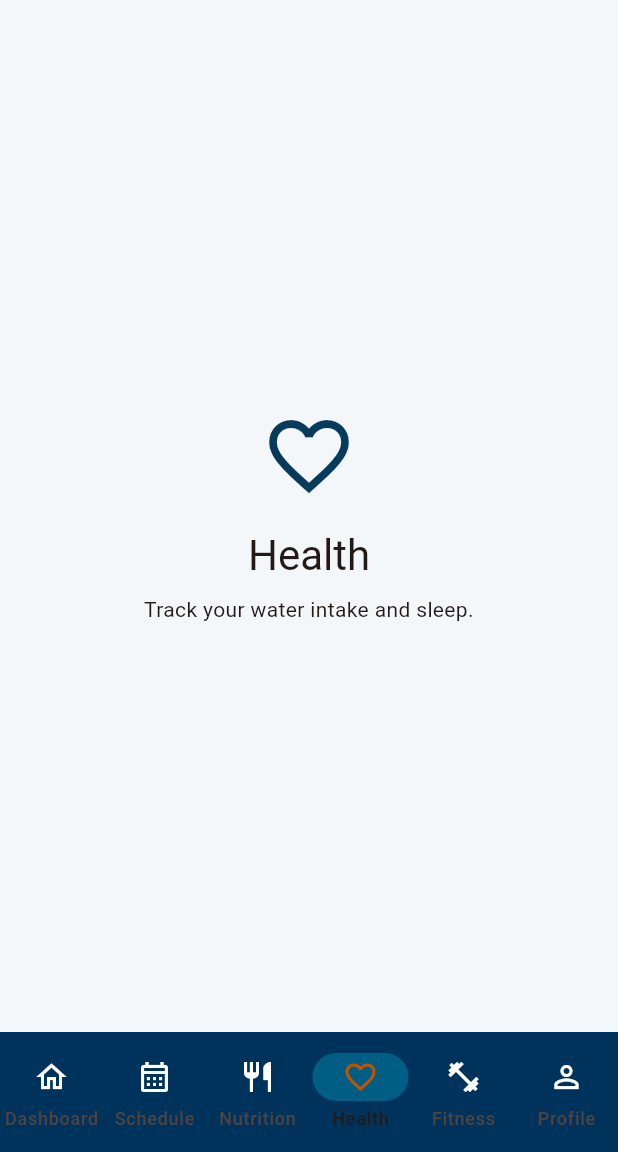
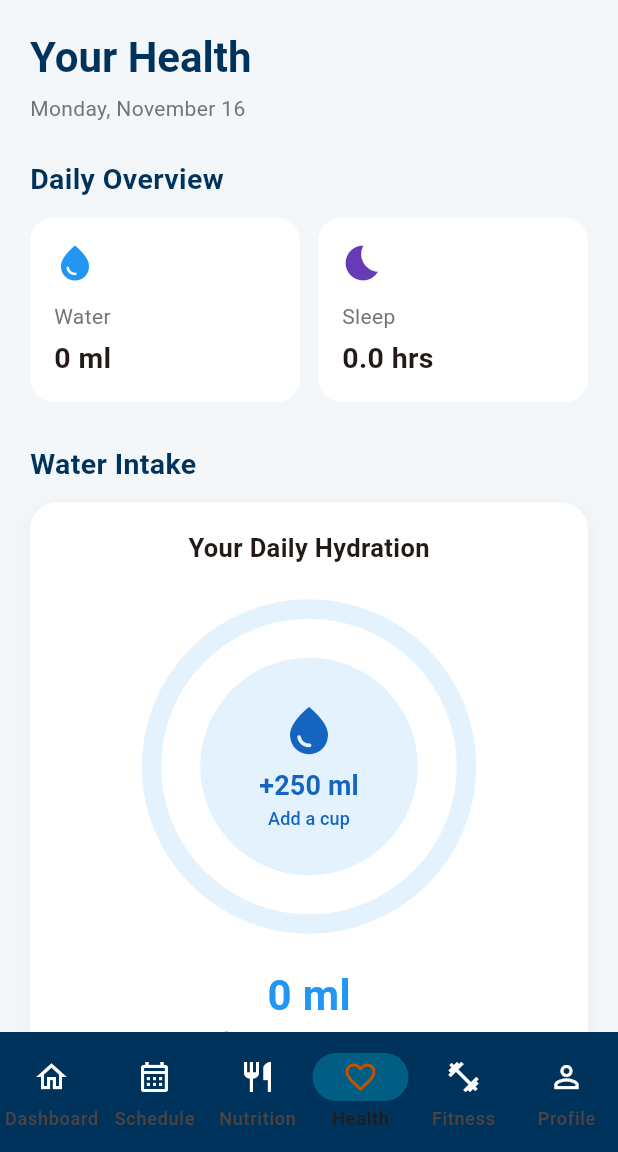
Before and after one commit to Suranjanp/trailblazers-mobile-app, a Flutter app: the MainScreen screen opened by its route, item 4 of the bottom bar chosen, on a phone screen of 412 x 824 dp, the part 84-1236 px from its top. Run offline on Flutter 3.47's test engine with Material 3 defaults, Android fonts, the phone set to English and light mode, and no system bars; our stand-ins replace firebase_auth, firebase_core, shared_preferences; accounts and stored records are empty.

Commit message:
Added Health screen with sleep and hydration

```diff
--- /dev/null
+++ b/lib/screens/health_screen.dart
@@ -0,0 +1,492 @@
+
+import 'package:flutter/material.dart';
+import 'package:intl/intl.dart';
+import 'package:test_ap_1/theme/app_colors.dart';
+
+class HealthScreen extends StatefulWidget {
+  const HealthScreen({super.key});
+
+  @override
+  State<HealthScreen> createState() => _HealthScreenState();
+}
+
+class _HealthScreenState extends State<HealthScreen> {
+  // Daily goals
+  final int waterGoal = 2000;
+  final double sleepGoal = 8.0;
+
+  // Current progress
+  int waterIntake = 0;
+  double sleepHours = 0;
+
+  // Add water
+  void _addWater(int amount) {
+    setState(() {
+      waterIntake += amount;
+    });
+  }
+
+  // Reset water
+  void _resetWater() {
+    setState(() {
+      waterIntake = 0;
+    });
+  }
+
+  // Record sleep
+  Future<void> _logSleep() async {
+    final controller = TextEditingController(
+      text: sleepHours == 0 ? '' : sleepHours.toString(),
+    );
+
+    final result = await showDialog<double>(
+      context: context,
+      builder: (context) => AlertDialog(
+        title: const Text('Log Sleep'),
+        content: TextField(
+          controller: controller,
+          keyboardType: const TextInputType.numberWithOptions(
+            decimal: true,
+          ),
+          decoration: const InputDecoration(
+            labelText: 'Hours slept',
+            hintText: 'Example: 7.5',
+            suffixText: 'hours',
+          ),
+        ),
+        actions: [
+          TextButton(
+            onPressed: () => Navigator.pop(context),
+            child: const Text('Cancel'),
+          ),
+          ElevatedButton(
+            onPressed: () {
+              final hours = double.tryParse(controller.text);
+
+              if (hours != null && hours > 0 && hours <= 24) {
+                Navigator.pop(context, hours);
+              }
+            },
+            child: const Text('Save'),
+          ),
+        ],
+      ),
+    );
+
+    controller.dispose();
+
+    if (result != null && mounted) {
+      setState(() {
+        sleepHours = result;
+      });
+    }
+  }
+
+  @override
+  Widget build(BuildContext context) {
+    final waterProgress = (waterIntake / waterGoal)
+        .clamp(0.0, 1.0)
+        .toDouble();
+
+    final sleepProgress = (sleepHours / sleepGoal)
+        .clamp(0.0, 1.0)
+        .toDouble();
+
+    final currentDate = DateFormat('EEEE, MMMM d')
+        .format(DateTime.now());
+
+    return SingleChildScrollView(
+      padding: const EdgeInsets.all(20),
+      child: Column(
+        crossAxisAlignment: CrossAxisAlignment.start,
+        children: [
+
+          // Header
+          Text(
+            'Your Health',
+            style: Theme.of(context).textTheme.headlineMedium?.copyWith(
+              fontWeight: FontWeight.bold,
+              color: AppColors.navigationNavy,
+            ),
+          ),
+
+          const SizedBox(height: 6),
+
+          Text(
+            currentDate,
+            style: TextStyle(
+              color: Colors.grey.shade600,
+              fontSize: 14,
+            ),
+          ),
+
+          const SizedBox(height: 24),
+
+          // Daily summary
+          _buildSectionTitle('Daily Overview'),
+
+          const SizedBox(height: 12),
+
+          Row(
+            children: [
+              Expanded(
+                child: _buildSummaryCard(
+                  icon: Icons.water_drop,
+                  title: 'Water',
+                  value: '$waterIntake ml',
+                  color: Colors.blue,
+                ),
+              ),
+
+              const SizedBox(width: 12),
+
+              Expanded(
+                child: _buildSummaryCard(
+                  icon: Icons.bedtime,
+                  title: 'Sleep',
+                  value: '${sleepHours.toStringAsFixed(1)} hrs',
+                  color: Colors.deepPurple,
+                ),
+              ),
+            ],
+          ),
+
+          const SizedBox(height: 28),
+
+
+// Water tracker
+_buildSectionTitle('Water Intake'),
+
+const SizedBox(height: 12),
+
+_buildTrackerCard(
+  child: Column(
+    children: [
+      const Text(
+        'Your Daily Hydration',
+        style: TextStyle(
+          fontSize: 17,
+          fontWeight: FontWeight.bold,
+        ),
+      ),
+
+      const SizedBox(height: 24),
+
+      // Circular water tracker
+      SizedBox(
+        width: 220,
+        height: 220,
+        child: Stack(
+          alignment: Alignment.center,
+          children: [
+            // Background circle
+            SizedBox(
+              width: 210,
+              height: 210,
+              child: CircularProgressIndicator(
+                value: 1.0,
+                strokeWidth: 13,
+                backgroundColor: Colors.transparent,
+                valueColor: AlwaysStoppedAnimation<Color>(
+                  Colors.blue.shade50,
+                ),
+              ),
+            ),
+
+            // Progress circle
+            SizedBox(
+              width: 210,
+              height: 210,
+              child: CircularProgressIndicator(
+                value: waterProgress,
+                strokeWidth: 13,
+                strokeCap: StrokeCap.round,
+                backgroundColor: Colors.transparent,
+                valueColor: const AlwaysStoppedAnimation<Color>(
+                  Colors.blue,
+                ),
+              ),
+            ),
+
+            // Center water button
+            SizedBox(
+              width: 145,
+              height: 145,
+              child: ElevatedButton(
+                onPressed: () => _addWater(250),
+                style: ElevatedButton.styleFrom(
+                  backgroundColor: Colors.blue.shade50,
+                  foregroundColor: Colors.blue.shade800,
+                  elevation: 0,
+                  shape: const CircleBorder(),
+                  padding: const EdgeInsets.all(12),
+                ),
+                child: const Column(
+                  mainAxisAlignment: MainAxisAlignment.center,
+                  children: [
+                    Icon(
+                      Icons.water_drop,
+                      size: 38,
+                    ),
+                    SizedBox(height: 5),
+                    Text(
+                      '+250 ml',
+                      style: TextStyle(
+                        fontSize: 18,
+                        fontWeight: FontWeight.bold,
+                      ),
+                    ),
+                    Text(
+                      'Add a cup',
+                      style: TextStyle(fontSize: 12),
+                    ),
+                  ],
+                ),
+              ),
+            ),
+          ],
+        ),
+      ),
+
+      const SizedBox(height: 22),
+
+      Text(
+        '$waterIntake ml',
+        style: const TextStyle(
+          fontSize: 28,
+          fontWeight: FontWeight.bold,
+          color: Colors.blue,
+        ),
+      ),
+
+      Text(
+        'of $waterGoal ml daily goal',
+        style: TextStyle(
+          color: Colors.grey.shade600,
+          fontSize: 14,
+        ),
+      ),
+
+      const SizedBox(height: 16),
+
+      Text(
+        waterIntake >= waterGoal
+            ? 'Daily water goal reached!'
+            : '${waterGoal - waterIntake} ml remaining',
+        style: const TextStyle(
+          color: Colors.blue,
+          fontWeight: FontWeight.w600,
+        ),
+      ),
+
+      const SizedBox(height: 12),
+
+      TextButton.icon(
+        onPressed: _resetWater,
+        icon: const Icon(Icons.refresh),
+        label: const Text('Reset water intake'),
+      ),
+    ],
+  ),
+),
+
+
+
+// Sleep tracker
+_buildSectionTitle('Sleep Tracking'),
+
+const SizedBox(height: 12),
+
+_buildTrackerCard(
+  child: Column(
+    crossAxisAlignment: CrossAxisAlignment.center,
+    children: [
+      const Icon(
+        Icons.bedtime,
+        color: Colors.deepPurple,
+        size: 38,
+      ),
+
+      const SizedBox(height: 12),
+
+      const Text(
+        "Last Night's Sleep",
+        style: TextStyle(
+          fontSize: 17,
+          fontWeight: FontWeight.bold,
+        ),
+      ),
+
+      const SizedBox(height: 18),
+
+      Text(
+        '${sleepHours.toStringAsFixed(1)} hours',
+        style: const TextStyle(
+          fontSize: 30,
+          fontWeight: FontWeight.bold,
+          color: Colors.deepPurple,
+        ),
+      ),
+
+      const SizedBox(height: 14),
+
+      ClipRRect(
+        borderRadius: BorderRadius.circular(20),
+        child: LinearProgressIndicator(
+          value: sleepProgress,
+          minHeight: 14,
+          backgroundColor: Colors.deepPurple.shade50,
+          color: Colors.deepPurple,
+        ),
+      ),
+
+      const SizedBox(height: 10),
+
+      Text(
+        'Daily goal: ${sleepGoal.toStringAsFixed(0)} hours',
+        style: TextStyle(
+          color: Colors.grey.shade600,
+        ),
+      ),
+
+      const SizedBox(height: 20),
+
+      SizedBox(
+        width: double.infinity,
+        child: ElevatedButton.icon(
+          onPressed: _logSleep,
+          icon: const Icon(Icons.edit),
+          label: Text(
+            sleepHours == 0
+                ? 'Log Sleep Hours'
+                : 'Edit Sleep Hours',
+          ),
+          style: ElevatedButton.styleFrom(
+            backgroundColor: AppColors.navigationNavy,
+            foregroundColor: Colors.white,
+            padding: const EdgeInsets.symmetric(vertical: 15),
+          ),
+        ),
+      ),
+    ],
+  ),
+),
+
+
+          // Encouragement
+          Container(
+            width: double.infinity,
+            padding: const EdgeInsets.all(18),
+            decoration: BoxDecoration(
+              color: AppColors.navigationNavy,
+              borderRadius: BorderRadius.circular(16),
+            ),
+            child: const Row(
+              children: [
+                Icon(
+                  Icons.favorite,
+                  color: Colors.white,
+                  size: 28,
+                ),
+
+                SizedBox(width: 14),
+
+                Expanded(
+                  child: Text(
+                    'Small healthy habits make a big difference. '
+                    'Keep taking care of yourself!',
+                    style: TextStyle(
+                      color: Colors.white,
+                      fontSize: 14,
+                    ),
+                  ),
+                ),
+              ],
+            ),
+          ),
+
+          const SizedBox(height: 20),
+        ],
+      ),
+    );
+  }
+
+  // Section headings
+  Widget _buildSectionTitle(String title) {
+    return Text(
+      title,
+      style: const TextStyle(
+        fontSize: 19,
+        fontWeight: FontWeight.bold,
+        color: AppColors.navigationNavy,
+      ),
+    );
+  }
+
+  // Summary cards
+  Widget _buildSummaryCard({
+    required IconData icon,
+    required String title,
+    required String value,
+    required Color color,
+  }) {
+    return Container(
+      padding: const EdgeInsets.all(16),
+      decoration: BoxDecoration(
+        color: Colors.white,
+        borderRadius: BorderRadius.circular(16),
+      ),
+      child: Column(
+        crossAxisAlignment: CrossAxisAlignment.start,
+        children: [
+          Icon(icon, color: color, size: 28),
+          const SizedBox(height: 12),
+          Text(
+            title,
+            style: TextStyle(color: Colors.grey.shade600),
+          ),
+          const SizedBox(height: 4),
+          Text(
+            value,
+            style: const TextStyle(
+              fontSize: 19,
+              fontWeight: FontWeight.bold,
+            ),
+          ),
+        ],
+      ),
+    );
+  }
+
+  // Tracker card container
+  Widget _buildTrackerCard({required Widget child}) {
+    return Container(
+      width: double.infinity,
+      padding: const EdgeInsets.all(18),
+      decoration: BoxDecoration(
+        color: Colors.white,
+        borderRadius: BorderRadius.circular(18),
+        boxShadow: [
+          BoxShadow(
+            color: Colors.black.withValues(alpha: 0.04),
+            blurRadius: 10,
+            offset: const Offset(0, 3),
+          ),
+        ],
+      ),
+      child: child,
+    );
+  }
+
+  // Water buttons
+  Widget _waterButton(int amount) {
+    return OutlinedButton(
+      onPressed: () => _addWater(amount),
+      style: OutlinedButton.styleFrom(
+        foregroundColor: Colors.blue,
+        side: const BorderSide(color: Colors.blue),
+      ),
+      child: Text('+$amount ml'),
+    );
+  }
+}
--- a/lib/screens/main_screen.dart
+++ b/lib/screens/main_screen.dart
@@ -5,6 +5,7 @@ import 'package:test_ap_1/theme/app_colors.dart';
 
 import 'home_screen.dart';
 import 'schedule_screen.dart';
+import 'health_screen.dart';
 
 class MainScreen extends StatefulWidget {
   const MainScreen({super.key});
@@ -133,11 +134,11 @@ class _MainScreenState extends State<MainScreen> {
               // Functional Schedule screen
               : _selectedIndex == 1
                   ? const ScheduleScreen()
-
-                  // Remaining placeholder screens
-                  : Center(
-                      child: Padding(
-                        padding: const EdgeInsets.all(24),
+                  : _selectedIndex == 3
+                      ? const HealthScreen()
+                      : Center(
+                          child: Padding(
+                            padding: const EdgeInsets.all(24),
                         child: Column(
                           mainAxisSize: MainAxisSize.min,
                           children: [
```
